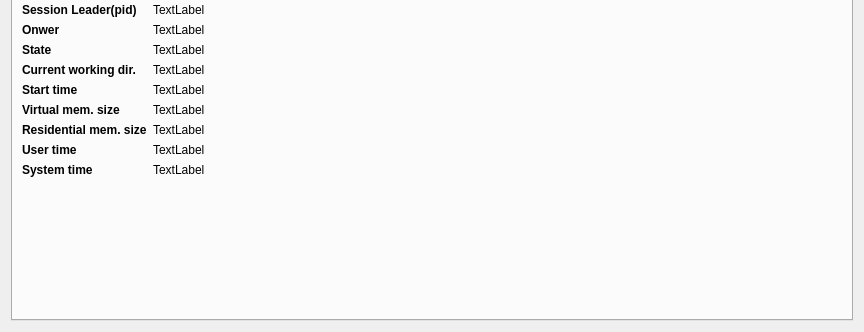
First picture: the form in src/ui/procinfodialog.ui, repository iddekingej/procgui, before the edit; both pictures show x 0 to 864 and y 176 to 508 of the 864 by 508 pixel window.
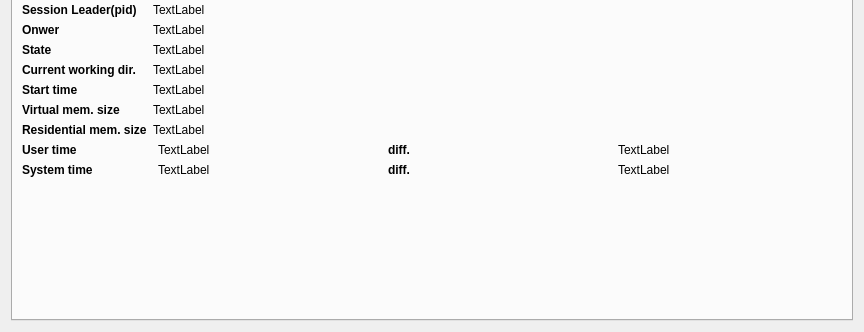
Second picture: the form after the edit.

Commit message: * Utime and STime diff and some comment improvement

Diff of the .ui file:
```diff
--- a/src/ui/procinfodialog.ui
+++ b/src/ui/procinfodialog.ui
@@ -298,11 +298,38 @@
           </widget>
          </item>
          <item row="8" column="1">
-          <widget class="QLabel" name="utime_label">
-           <property name="text">
-            <string>TextLabel</string>
+          <layout class="QHBoxLayout" name="horizontalLayout">
+           <property name="leftMargin">
+            <number>5</number>
            </property>
-          </widget>
+           <item>
+            <widget class="QLabel" name="utime_label">
+             <property name="text">
+              <string>TextLabel</string>
+             </property>
+            </widget>
+           </item>
+           <item>
+            <widget class="QLabel" name="label_15">
+             <property name="font">
+              <font>
+               <weight>75</weight>
+               <bold>true</bold>
+              </font>
+             </property>
+             <property name="text">
+              <string>diff.</string>
+             </property>
+            </widget>
+           </item>
+           <item>
+            <widget class="QLabel" name="diffUTime_label">
+             <property name="text">
+              <string>TextLabel</string>
+             </property>
+            </widget>
+           </item>
+          </layout>
          </item>
          <item row="9" column="0">
           <widget class="QLabel" name="label_13">
@@ -318,11 +345,38 @@
           </widget>
          </item>
          <item row="9" column="1">
-          <widget class="QLabel" name="stime_label">
-           <property name="text">
-            <string>TextLabel</string>
+          <layout class="QHBoxLayout" name="horizontalLayout_2">
+           <property name="leftMargin">
+            <number>5</number>
            </property>
-          </widget>
+           <item>
+            <widget class="QLabel" name="stime_label">
+             <property name="text">
+              <string>TextLabel</string>
+             </property>
+            </widget>
+           </item>
+           <item>
+            <widget class="QLabel" name="label_16">
+             <property name="font">
+              <font>
+               <weight>75</weight>
+               <bold>true</bold>
+              </font>
+             </property>
+             <property name="text">
+              <string>diff.</string>
+             </property>
+            </widget>
+           </item>
+           <item>
+            <widget class="QLabel" name="diffSTime_label">
+             <property name="text">
+              <string>TextLabel</string>
+             </property>
+            </widget>
+           </item>
+          </layout>
          </item>
         </layout>
        </item>
```
Left out of the diff: 14 changed lines with no effect on the pictures. The commit also changes 10 other files.
